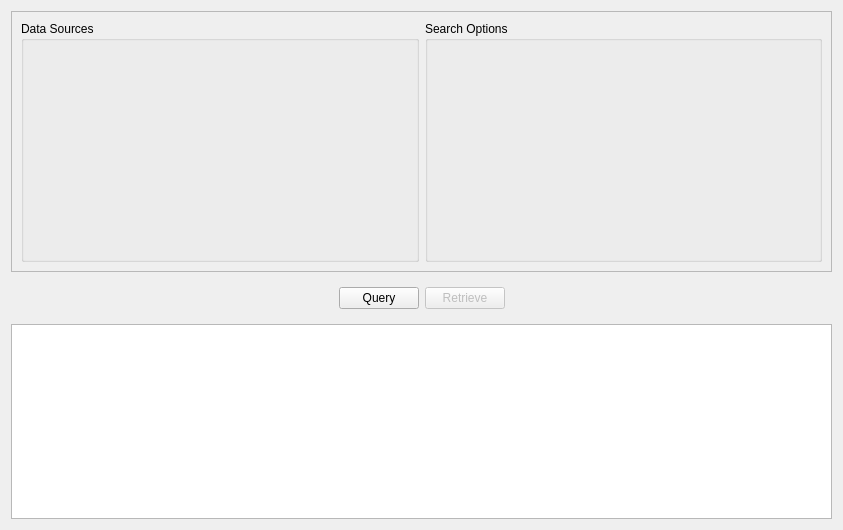
Before: the Qt Designer form Libs/DICOM/Widgets/Resources/UI/ctkDICOMQueryRetrieveWidget.ui in commontk/CTK, drawn with Qt 5.
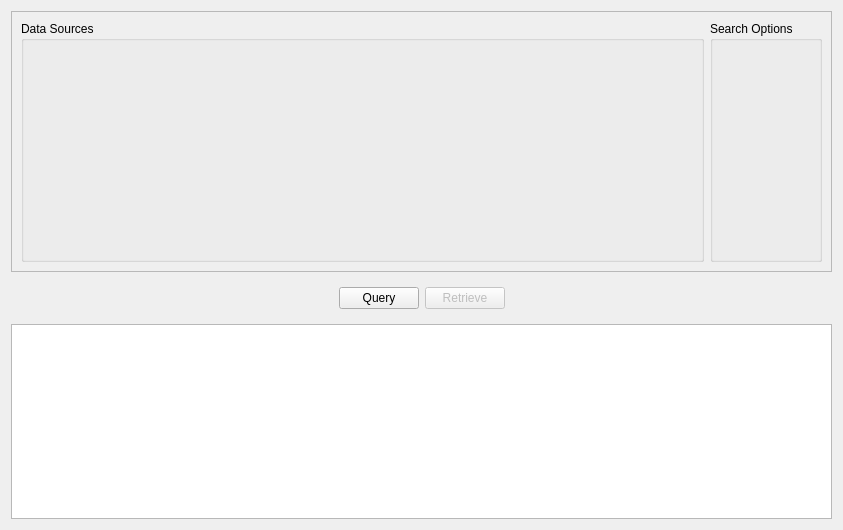
After: the same form once the commit is applied. Custom widgets are drawn as their Qt base class.

Commit message: Use vertical layout for ctkFlowLayout in ctkModalityWidget

What changed in the file:
```diff
--- a/Libs/DICOM/Widgets/Resources/UI/ctkDICOMQueryRetrieveWidget.ui
+++ b/Libs/DICOM/Widgets/Resources/UI/ctkDICOMQueryRetrieveWidget.ui
@@ -22,7 +22,7 @@
      <property name="frameShadow">
       <enum>QFrame::Raised</enum>
      </property>
-     <layout class="QHBoxLayout" name="horizontalLayout">
+     <layout class="QHBoxLayout" name="horizontalLayout" stretch="1,0">
       <item>
        <widget class="QGroupBox" name="groupBox">
         <property name="title">
```
The commit also changes 2 other files.
